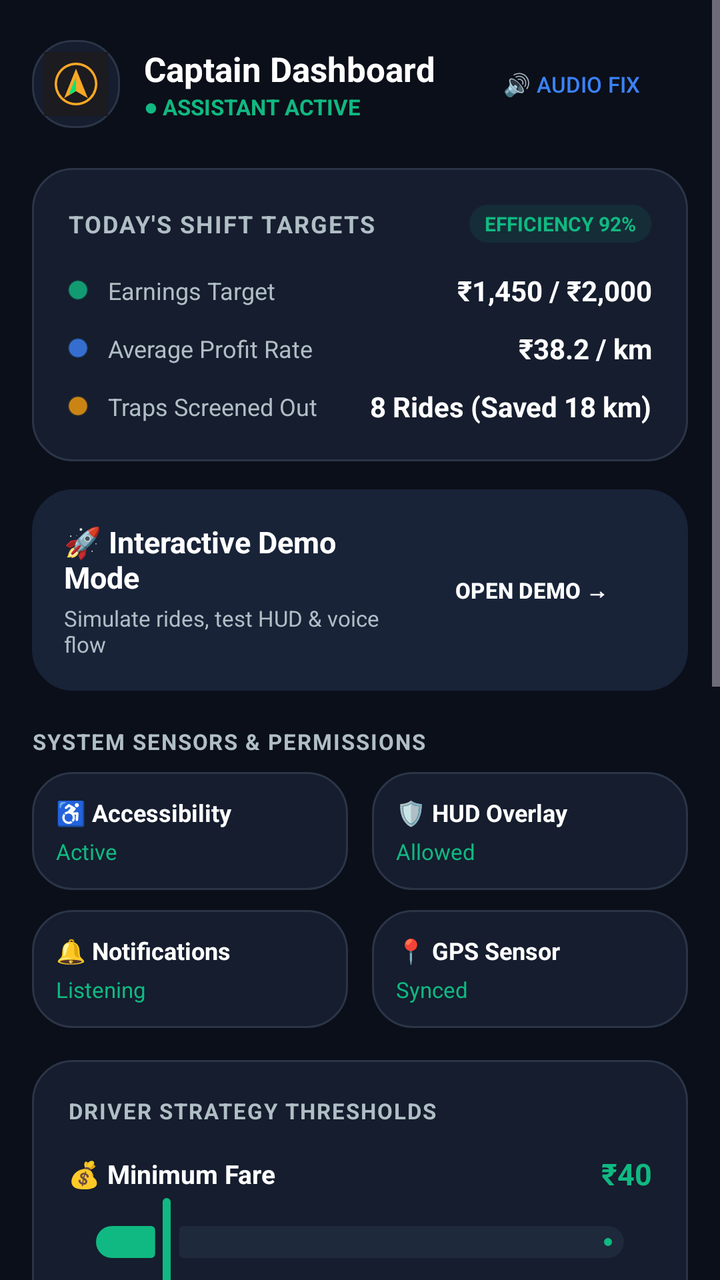
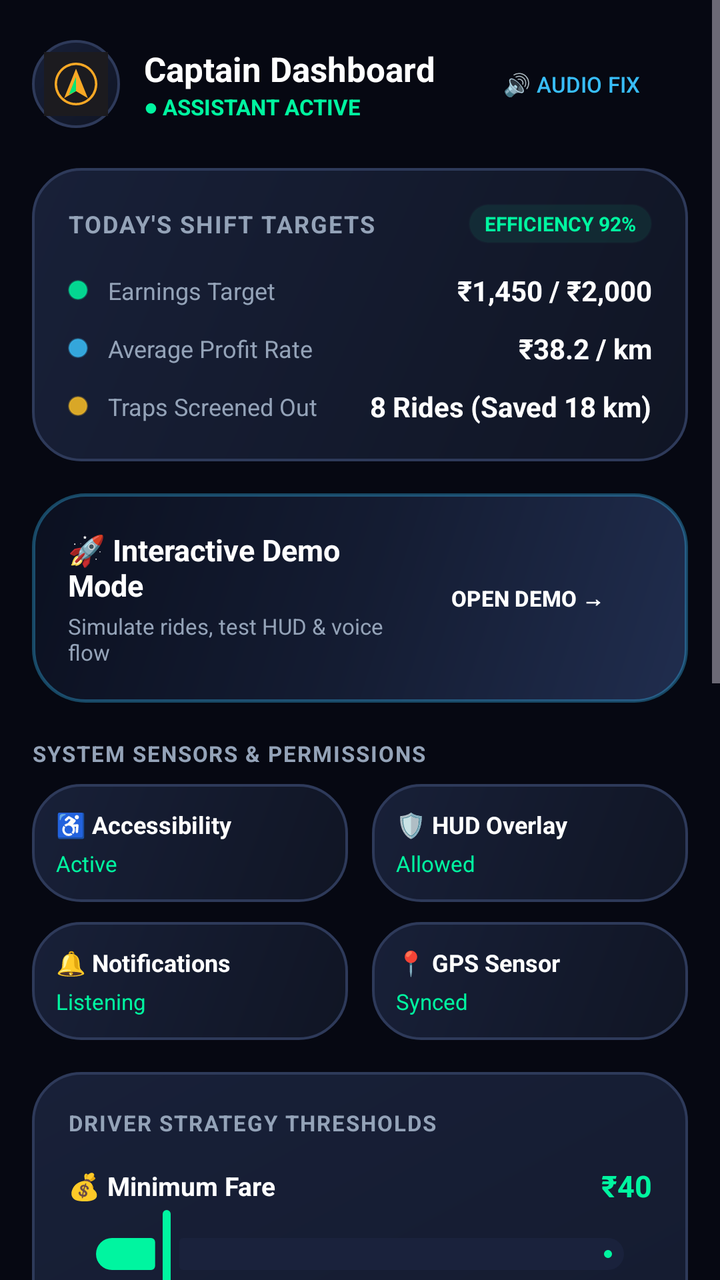

Two renders of the same Android screen: before a commit and after it. Below are the layout's source before the change and the commit's diff.
<!-- AndroidManifest.xml: application theme Theme.RapidoDriverAssistant -->
<!-- res/layout/activity_main.xml -->
<?xml version="1.0" encoding="utf-8"?>
<ScrollView xmlns:android="http://schemas.android.com/apk/res/android"
    xmlns:app="http://schemas.android.com/apk/res-auto"
    android:layout_width="match_parent"
    android:layout_height="match_parent"
    android:background="@color/samsung_bg"
    android:fillViewport="true">

    <LinearLayout
        android:layout_width="match_parent"
        android:layout_height="wrap_content"
        android:orientation="vertical"
        android:padding="16dp">

        
        <LinearLayout
            android:layout_width="match_parent"
            android:layout_height="wrap_content"
            android:gravity="center_vertical"
            android:orientation="horizontal"
            android:paddingVertical="4dp">

            <ImageView
                android:layout_width="44dp"
                android:layout_height="44dp"
                android:background="@drawable/bg_samsung_card"
                android:padding="6dp"
                android:src="@drawable/ic_app_icon" />

            <LinearLayout
                android:layout_width="0dp"
                android:layout_height="wrap_content"
                android:layout_marginStart="12dp"
                android:layout_weight="1"
                android:orientation="vertical">

                <TextView
                    android:layout_width="wrap_content"
                    android:layout_height="wrap_content"
                    android:text="Captain Dashboard"
                    android:textColor="@color/hud_text_primary"
                    android:textSize="17sp"
                    android:textStyle="bold" />

                <TextView
                    android:layout_width="wrap_content"
                    android:layout_height="wrap_content"
                    android:text="● ASSISTANT ACTIVE"
                    android:textColor="@color/samsung_mint"
                    android:textSize="11sp"
                    android:textStyle="bold" />
            </LinearLayout>

            <Button
                android:id="@+id/btnQuickAudioFix"
                style="@style/Widget.Material3.Button.TonalButton"
                android:layout_width="wrap_content"
                android:layout_height="36dp"
                android:text="🔊 AUDIO FIX"
                android:textColor="@color/samsung_blue"
                android:textSize="11sp" />
        </LinearLayout>

        
        <LinearLayout
            android:layout_width="match_parent"
            android:layout_height="wrap_content"
            android:layout_marginTop="16dp"
            android:background="@drawable/bg_samsung_card"
            android:orientation="vertical"
            android:padding="18dp">

            <LinearLayout
                android:layout_width="match_parent"
                android:layout_height="wrap_content"
                android:gravity="center_vertical"
                android:orientation="horizontal">

                <TextView
                    android:layout_width="0dp"
                    android:layout_height="wrap_content"
                    android:layout_weight="1"
                    android:letterSpacing="0.06"
                    android:text="TODAY'S SHIFT TARGETS"
                    android:textColor="@color/hud_text_secondary"
                    android:textSize="12sp"
                    android:textStyle="bold" />

                <TextView
                    android:layout_width="wrap_content"
                    android:layout_height="wrap_content"
                    android:background="@drawable/bg_pill_badge"
                    android:backgroundTint="#2010B981"
                    android:paddingHorizontal="8dp"
                    android:paddingVertical="3dp"
                    android:text="EFFICIENCY 92%"
                    android:textColor="@color/samsung_mint"
                    android:textSize="10sp"
                    android:textStyle="bold" />
            </LinearLayout>

            
            <LinearLayout
                android:layout_width="match_parent"
                android:layout_height="wrap_content"
                android:layout_marginTop="14dp"
                android:orientation="vertical">

                <LinearLayout
                    android:layout_width="match_parent"
                    android:layout_height="wrap_content"
                    android:gravity="center_vertical"
                    android:orientation="horizontal">

                    <View
                        android:layout_width="10dp"
                        android:layout_height="10dp"
                        android:background="@drawable/bg_pill_badge"
                        android:backgroundTint="@color/samsung_mint" />

                    <TextView
                        android:layout_width="0dp"
                        android:layout_height="wrap_content"
                        android:layout_marginStart="10dp"
                        android:layout_weight="1"
                        android:text="Earnings Target"
                        android:textColor="@color/hud_text_secondary"
                        android:textSize="12sp" />

                    <TextView
                        android:layout_width="wrap_content"
                        android:layout_height="wrap_content"
                        android:text="₹1,450 / ₹2,000"
                        android:textColor="@color/hud_text_primary"
                        android:textSize="14sp"
                        android:textStyle="bold" />
                </LinearLayout>

                <LinearLayout
                    android:layout_width="match_parent"
                    android:layout_height="wrap_content"
                    android:layout_marginTop="10dp"
                    android:gravity="center_vertical"
                    android:orientation="horizontal">

                    <View
                        android:layout_width="10dp"
                        android:layout_height="10dp"
                        android:background="@drawable/bg_pill_badge"
                        android:backgroundTint="@color/samsung_blue" />

                    <TextView
                        android:layout_width="0dp"
                        android:layout_height="wrap_content"
                        android:layout_marginStart="10dp"
                        android:layout_weight="1"
                        android:text="Average Profit Rate"
                        android:textColor="@color/hud_text_secondary"
                        android:textSize="12sp" />

                    <TextView
                        android:layout_width="wrap_content"
                        android:layout_height="wrap_content"
                        android:text="₹38.2 / km"
                        android:textColor="@color/hud_text_primary"
                        android:textSize="14sp"
                        android:textStyle="bold" />
                </LinearLayout>

                <LinearLayout
                    android:layout_width="match_parent"
                    android:layout_height="wrap_content"
                    android:layout_marginTop="10dp"
                    android:gravity="center_vertical"
                    android:orientation="horizontal">

                    <View
                        android:layout_width="10dp"
                        android:layout_height="10dp"
                        android:background="@drawable/bg_pill_badge"
                        android:backgroundTint="@color/samsung_amber" />

                    <TextView
                        android:layout_width="0dp"
                        android:layout_height="wrap_content"
                        android:layout_marginStart="10dp"
                        android:layout_weight="1"
                        android:text="Traps Screened Out"
                        android:textColor="@color/hud_text_secondary"
                        android:textSize="12sp" />

                    <TextView
                        android:layout_width="wrap_content"
                        android:layout_height="wrap_content"
                        android:text="8 Rides (Saved 18 km)"
                        android:textColor="@color/hud_text_primary"
                        android:textSize="14sp"
                        android:textStyle="bold" />
                </LinearLayout>
            </LinearLayout>
        </LinearLayout>

        
        <LinearLayout
            android:id="@+id/cardLaunchDemo"
            android:layout_width="match_parent"
            android:layout_height="wrap_content"
            android:layout_marginTop="14dp"
            android:background="@drawable/bg_samsung_card"
            android:backgroundTint="#182338"
            android:gravity="center_vertical"
            android:orientation="horizontal"
            android:padding="16dp">

            <LinearLayout
                android:layout_width="0dp"
                android:layout_height="wrap_content"
                android:layout_weight="1"
                android:orientation="vertical">

                <TextView
                    android:layout_width="wrap_content"
                    android:layout_height="wrap_content"
                    android:text="🚀 Interactive Demo Mode"
                    android:textColor="@color/hud_text_primary"
                    android:textSize="15sp"
                    android:textStyle="bold" />

                <TextView
                    android:layout_width="wrap_content"
                    android:layout_height="wrap_content"
                    android:layout_marginTop="3dp"
                    android:text="Simulate rides, test HUD &amp; voice flow"
                    android:textColor="@color/hud_text_secondary"
                    android:textSize="11sp" />
            </LinearLayout>

            <Button
                android:id="@+id/btnOpenSimulator"
                style="@style/Widget.Material3.Button.TonalButton"
                android:layout_width="wrap_content"
                android:layout_height="40dp"
                android:backgroundTint="@color/samsung_blue"
                android:text="OPEN DEMO →"
                android:textColor="#FFFFFF"
                android:textSize="11sp"
                android:textStyle="bold" />
        </LinearLayout>

        
        <TextView
            android:layout_width="wrap_content"
            android:layout_height="wrap_content"
            android:layout_marginTop="18dp"
            android:layout_marginBottom="8dp"
            android:letterSpacing="0.06"
            android:text="SYSTEM SENSORS &amp; PERMISSIONS"
            android:textColor="@color/hud_text_secondary"
            android:textSize="11sp"
            android:textStyle="bold" />

        <LinearLayout
            android:layout_width="match_parent"
            android:layout_height="wrap_content"
            android:orientation="horizontal">

            
            <LinearLayout
                android:id="@+id/tileAccessibility"
                android:layout_width="0dp"
                android:layout_height="wrap_content"
                android:layout_marginEnd="6dp"
                android:layout_weight="1"
                android:background="@drawable/bg_samsung_card"
                android:orientation="vertical"
                android:padding="12dp">

                <TextView
                    android:layout_width="wrap_content"
                    android:layout_height="wrap_content"
                    android:text="♿ Accessibility"
                    android:textColor="@color/hud_text_primary"
                    android:textSize="12sp"
                    android:textStyle="bold" />

                <TextView
                    android:id="@+id/tvAccessibilityStatus"
                    android:layout_width="wrap_content"
                    android:layout_height="wrap_content"
                    android:layout_marginTop="4dp"
                    android:text="Active"
                    android:textColor="@color/samsung_mint"
                    android:textSize="11sp" />
            </LinearLayout>

            
            <LinearLayout
                android:id="@+id/tileOverlay"
                android:layout_width="0dp"
                android:layout_height="wrap_content"
                android:layout_marginStart="6dp"
                android:layout_weight="1"
                android:background="@drawable/bg_samsung_card"
                android:orientation="vertical"
                android:padding="12dp">

                <TextView
                    android:layout_width="wrap_content"
                    android:layout_height="wrap_content"
                    android:text="🛡️ HUD Overlay"
                    android:textColor="@color/hud_text_primary"
                    android:textSize="12sp"
                    android:textStyle="bold" />

                <TextView
                    android:id="@+id/tvOverlayStatus"
                    android:layout_width="wrap_content"
                    android:layout_height="wrap_content"
                    android:layout_marginTop="4dp"
                    android:text="Allowed"
                    android:textColor="@color/samsung_mint"
                    android:textSize="11sp" />
            </LinearLayout>
        </LinearLayout>

        <LinearLayout
            android:layout_width="match_parent"
            android:layout_height="wrap_content"
            android:layout_marginTop="10dp"
            android:orientation="horizontal">

            
            <LinearLayout
                android:id="@+id/tileNotification"
                android:layout_width="0dp"
                android:layout_height="wrap_content"
                android:layout_marginEnd="6dp"
                android:layout_weight="1"
                android:background="@drawable/bg_samsung_card"
                android:orientation="vertical"
                android:padding="12dp">

                <TextView
                    android:layout_width="wrap_content"
                    android:layout_height="wrap_content"
                    android:text="🔔 Notifications"
                    android:textColor="@color/hud_text_primary"
                    android:textSize="12sp"
                    android:textStyle="bold" />

                <TextView
                    android:id="@+id/tvNotificationStatus"
                    android:layout_width="wrap_content"
                    android:layout_height="wrap_content"
                    android:layout_marginTop="4dp"
                    android:text="Listening"
                    android:textColor="@color/samsung_mint"
                    android:textSize="11sp" />
            </LinearLayout>

            
            <LinearLayout
                android:id="@+id/tileLocation"
                android:layout_width="0dp"
                android:layout_height="wrap_content"
                android:layout_marginStart="6dp"
                android:layout_weight="1"
                android:background="@drawable/bg_samsung_card"
                android:orientation="vertical"
                android:padding="12dp">

                <TextView
                    android:layout_width="wrap_content"
                    android:layout_height="wrap_content"
                    android:text="📍 GPS Sensor"
                    android:textColor="@color/hud_text_primary"
                    android:textSize="12sp"
                    android:textStyle="bold" />

                <TextView
                    android:id="@+id/tvLocationStatus"
                    android:layout_width="wrap_content"
                    android:layout_height="wrap_content"
                    android:layout_marginTop="4dp"
                    android:text="Synced"
                    android:textColor="@color/samsung_mint"
                    android:textSize="11sp" />
            </LinearLayout>
        </LinearLayout>

        
        <LinearLayout
            android:layout_width="match_parent"
            android:layout_height="wrap_content"
            android:layout_marginTop="16dp"
            android:background="@drawable/bg_samsung_card"
            android:orientation="vertical"
            android:padding="18dp">

            <TextView
                android:layout_width="wrap_content"
                android:layout_height="wrap_content"
                android:letterSpacing="0.06"
                android:text="DRIVER STRATEGY THRESHOLDS"
                android:textColor="@color/hud_text_secondary"
                android:textSize="11sp"
                android:textStyle="bold" />

            
            <LinearLayout
                android:layout_width="match_parent"
                android:layout_height="wrap_content"
                android:layout_marginTop="14dp"
                android:gravity="center_vertical"
                android:orientation="horizontal">

                <TextView
                    android:layout_width="0dp"
                    android:layout_height="wrap_content"
                    android:layout_weight="1"
                    android:text="💰 Minimum Fare"
                    android:textColor="@color/hud_text_primary"
                    android:textSize="13sp"
                    android:textStyle="bold" />

                <TextView
                    android:id="@+id/tvMinFareValue"
                    android:layout_width="wrap_content"
                    android:layout_height="wrap_content"
                    android:text="₹40"
                    android:textColor="@color/samsung_mint"
                    android:textSize="15sp"
                    android:textStyle="bold" />
            </LinearLayout>

            <com.google.android.material.slider.Slider
                android:id="@+id/sliderMinFare"
                android:layout_width="match_parent"
                android:layout_height="wrap_content"
                android:value="40"
                android:valueFrom="20"
                android:valueTo="200"
                app:thumbColor="@color/samsung_mint"
                app:trackColorActive="@color/samsung_mint"
                app:trackColorInactive="@color/samsung_surface" />

            
            <LinearLayout
                android:layout_width="match_parent"
                android:layout_height="wrap_content"
                android:layout_marginTop="10dp"
                android:gravity="center_vertical"
                android:orientation="horizontal">

                <TextView
                    android:layout_width="0dp"
                    android:layout_height="wrap_content"
                    android:layout_weight="1"
                    android:text="📏 Max Pickup Deadhead"
                    android:textColor="@color/hud_text_primary"
                    android:textSize="13sp"
                    android:textStyle="bold" />

                <TextView
                    android:id="@+id/tvMaxPickupValue"
                    android:layout_width="wrap_content"
                    android:layout_height="wrap_content"
                    android:text="3.0 km"
                    android:textColor="@color/samsung_mint"
                    android:textSize="15sp"
                    android:textStyle="bold" />
            </LinearLayout>

            <com.google.android.material.slider.Slider
                android:id="@+id/sliderMaxPickup"
                android:layout_width="match_parent"
                android:layout_height="wrap_content"
                android:stepSize="0.5"
                android:value="3.0"
                android:valueFrom="1.0"
                android:valueTo="10.0"
                app:thumbColor="@color/samsung_mint"
                app:trackColorActive="@color/samsung_mint"
                app:trackColorInactive="@color/samsung_surface" />

            
            <TextView
                android:layout_width="wrap_content"
                android:layout_height="wrap_content"
                android:layout_marginTop="12dp"
                android:text="🏠 Home / Target Destination"
                android:textColor="@color/hud_text_primary"
                android:textSize="13sp"
                android:textStyle="bold" />

            <EditText
                android:id="@+id/etHomeAddress"
                android:layout_width="match_parent"
                android:layout_height="44dp"
                android:layout_marginTop="6dp"
                android:background="@drawable/bg_samsung_card"
                android:backgroundTint="@color/samsung_surface"
                android:hint="e.g. Indiranagar, Bangalore"
                android:paddingHorizontal="14dp"
                android:textColor="@color/hud_text_primary"
                android:textColorHint="@color/hud_text_secondary"
                android:textSize="13sp" />

            
            <View
                android:layout_width="match_parent"
                android:layout_height="1dp"
                android:layout_marginTop="16dp"
                android:background="#22FFFFFF" />

            
            <TextView
                android:layout_width="wrap_content"
                android:layout_height="wrap_content"
                android:layout_marginTop="14dp"
                android:letterSpacing="0.06"
                android:text="AUTOMATION ENGINE"
                android:textColor="@color/hud_text_secondary"
                android:textSize="11sp"
                android:textStyle="bold" />

            <androidx.appcompat.widget.SwitchCompat
                android:id="@+id/switchAutoAccept"
                android:layout_width="match_parent"
                android:layout_height="wrap_content"
                android:layout_marginTop="8dp"
                android:text="⚡ Auto-Accept Matching Rides"
                android:textColor="@color/hud_text_primary"
                android:textSize="13sp" />

            <androidx.appcompat.widget.SwitchCompat
                android:id="@+id/switchVoice"
                android:layout_width="match_parent"
                android:layout_height="wrap_content"
                android:layout_marginTop="6dp"
                android:text="🔊 Voice Cues &amp; Audio Chimes"
                android:textColor="@color/hud_text_primary"
                android:textSize="13sp" />

            <androidx.appcompat.widget.SwitchCompat
                android:id="@+id/switchOverlay"
                android:layout_width="match_parent"
                android:layout_height="wrap_content"
                android:layout_marginTop="6dp"
                android:text="🛡️ Dynamic Cyberpunk HUD"
                android:textColor="@color/hud_text_primary"
                android:textSize="13sp" />

            <androidx.appcompat.widget.SwitchCompat
                android:id="@+id/switchAudioBugFix"
                android:layout_width="match_parent"
                android:layout_height="wrap_content"
                android:layout_marginTop="6dp"
                android:text="🎧 Auto-Fix Bluetooth Audio Bug"
                android:textColor="@color/hud_text_primary"
                android:textSize="13sp" />

            
            <Button
                android:id="@+id/btnSaveSettings"
                style="@style/Widget.Material3.Button.TonalButton"
                android:layout_width="match_parent"
                android:layout_height="44dp"
                android:layout_marginTop="16dp"
                android:backgroundTint="@color/samsung_mint"
                android:text="SAVE SETTINGS"
                android:textColor="#000000"
                android:textSize="12sp"
                android:textStyle="bold" />
        </LinearLayout>

        <View
            android:layout_width="match_parent"
            android:layout_height="32dp" />

    </LinearLayout>
</ScrollView>
<!-- resources referenced by this layout -->
<resources>
  <color name="hud_text_primary">#FFFFFF</color>
  <color name="hud_text_secondary">#B0BEC5</color>
  <color name="samsung_amber">#F59E0B</color>
  <color name="samsung_bg">#0B0F19</color>
  <color name="samsung_blue">#3B82F6</color>
  <color name="samsung_mint">#10B981</color>
  <color name="samsung_surface">#1E293B</color>
  <!-- drawable bg_pill_badge (drawable) -->
  <?xml version="1.0" encoding="utf-8"?>
  <shape xmlns:android="http://schemas.android.com/apk/res/android"
      android:shape="rectangle">
      <solid android:color="@color/hud_surface" />
      <corners android:radius="12dp" />
      <stroke
          android:width="1dp"
          android:color="@color/hud_border" />
  </shape>
  <!-- drawable bg_samsung_card (drawable) -->
  <?xml version="1.0" encoding="utf-8"?>
  <shape xmlns:android="http://schemas.android.com/apk/res/android"
      android:shape="rectangle">
      <solid android:color="@color/samsung_card" />
      <corners android:radius="20dp" />
      <stroke
          android:width="1dp"
          android:color="@color/samsung_border" />
  </shape>
  <!-- drawable ic_app_icon (drawable) -->
  ﻿<vector xmlns:android="http://schemas.android.com/apk/res/android"
      android:width="108dp"
      android:height="108dp"
      android:viewportWidth="108"
      android:viewportHeight="108">
      <path
          android:fillColor="#1C1B1F"
          android:pathData="M0,0h108v108h-108z" />
      <path
          android:fillColor="#00000000"
          android:strokeColor="#F9A825"
          android:strokeWidth="4"
          android:pathData="M54,20 A34,34 0 1,1 53.99,20" />
      <path
          android:fillColor="#F9A825"
          android:pathData="M54,28 L74,78 L54,66 L34,78 Z" />
      <path
          android:fillColor="#00E676"
          android:pathData="M54,66 L54,42 L42,72 Z" />
  </vector>
  <style name="Theme.RapidoDriverAssistant" parent="Theme.Material3.Dark.NoActionBar">
          <item name="colorPrimary">@color/rapido_yellow</item>
          <item name="colorOnPrimary">@color/rapido_black</item>
          <item name="android:statusBarColor">@color/md_theme_background</item>
          <item name="android:navigationBarColor">@color/md_theme_background</item>
          <item name="android:windowBackground">@color/md_theme_background</item>
      </style>
  <color name="hud_surface">#CC1E222D</color>
  <color name="hud_border">#33FFFFFF</color>
  <color name="samsung_card">#151D2E</color>
  <color name="samsung_border">#2B3547</color>
  <color name="rapido_yellow">#F9A825</color>
  <color name="rapido_black">#1C1B1F</color>
  <color name="md_theme_background">#0F1117</color>
</resources>

<!-- the commit's change to res/layout/activity_main.xml (unified diff, before → after) -->
@@ -205,12 +205,11 @@
             android:id="@+id/cardLaunchDemo"
             android:layout_width="match_parent"
             android:layout_height="wrap_content"
-            android:layout_marginTop="14dp"
-            android:background="@drawable/bg_samsung_card"
-            android:backgroundTint="#182338"
+            android:layout_marginTop="16dp"
+            android:background="@drawable/bg_hero_gradient_card"
             android:gravity="center_vertical"
             android:orientation="horizontal"
-            android:padding="16dp">
+            android:padding="18dp">
 
             <LinearLayout
                 android:layout_width="0dp"
<!-- resource entries referenced after the edit -->
@@ -1,12 +1,27 @@
 <!-- resources referenced by this layout -->
 <resources>
   <color name="hud_text_primary">#FFFFFF</color>
-  <color name="hud_text_secondary">#B0BEC5</color>
-  <color name="samsung_amber">#F59E0B</color>
-  <color name="samsung_bg">#0B0F19</color>
-  <color name="samsung_blue">#3B82F6</color>
-  <color name="samsung_mint">#10B981</color>
-  <color name="samsung_surface">#1E293B</color>
+  <color name="hud_text_secondary">#94A3B8</color>
+  <color name="samsung_amber">#FBBF24</color>
+  <color name="samsung_bg">#060812</color>
+  <color name="samsung_blue">#38BDF8</color>
+  <color name="samsung_mint">#00F5A0</color>
+  <color name="samsung_surface">#1A223C</color>
+  <!-- drawable bg_hero_gradient_card (drawable) -->
+  <?xml version="1.0" encoding="utf-8"?>
+  <shape xmlns:android="http://schemas.android.com/apk/res/android"
+      android:shape="rectangle">
+      <gradient
+          android:angle="135"
+          android:startColor="#202D4E"
+          android:centerColor="#141C32"
+          android:endColor="#0B1020"
+          android:type="linear" />
+      <corners android:radius="26dp" />
+      <stroke
+          android:width="1.8dp"
+          android:color="#5938BDF8" />
+  </shape>
   <!-- drawable bg_pill_badge (drawable) -->
   <?xml version="1.0" encoding="utf-8"?>
   <shape xmlns:android="http://schemas.android.com/apk/res/android"
@@ -21,10 +36,14 @@
   <?xml version="1.0" encoding="utf-8"?>
   <shape xmlns:android="http://schemas.android.com/apk/res/android"
       android:shape="rectangle">
-      <solid android:color="@color/samsung_card" />
-      <corners android:radius="20dp" />
+      <gradient
+          android:angle="315"
+          android:startColor="#182038"
+          android:endColor="#101524"
+          android:type="linear" />
+      <corners android:radius="24dp" />
       <stroke
-          android:width="1dp"
+          android:width="1.2dp"
           android:color="@color/samsung_border" />
   </shape>
   <!-- drawable ic_app_icon (drawable) -->
@@ -55,12 +74,11 @@
           <item name="android:navigationBarColor">@color/md_theme_background</item>
           <item name="android:windowBackground">@color/md_theme_background</item>
       </style>
-  <color name="hud_surface">#CC1E222D</color>
-  <color name="hud_border">#33FFFFFF</color>
-  <color name="samsung_card">#151D2E</color>
-  <color name="samsung_border">#2B3547</color>
-  <color name="rapido_yellow">#F9A825</color>
-  <color name="rapido_black">#1C1B1F</color>
-  <color name="md_theme_background">#0F1117</color>
+  <color name="hud_surface">#D9141D33</color>
+  <color name="hud_border">#4DFFFFFF</color>
+  <color name="samsung_border">#2E3A5A</color>
+  <color name="rapido_yellow">#FBBF24</color>
+  <color name="rapido_black">#060812</color>
+  <color name="md_theme_background">#060812</color>
 </resources>
 
